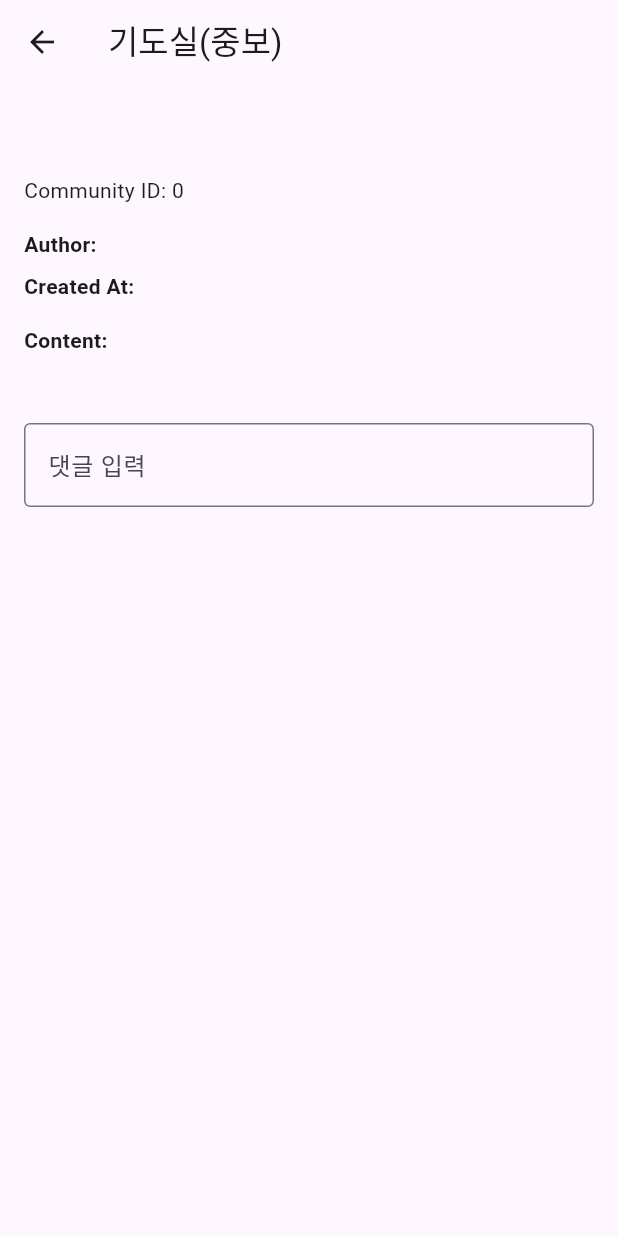
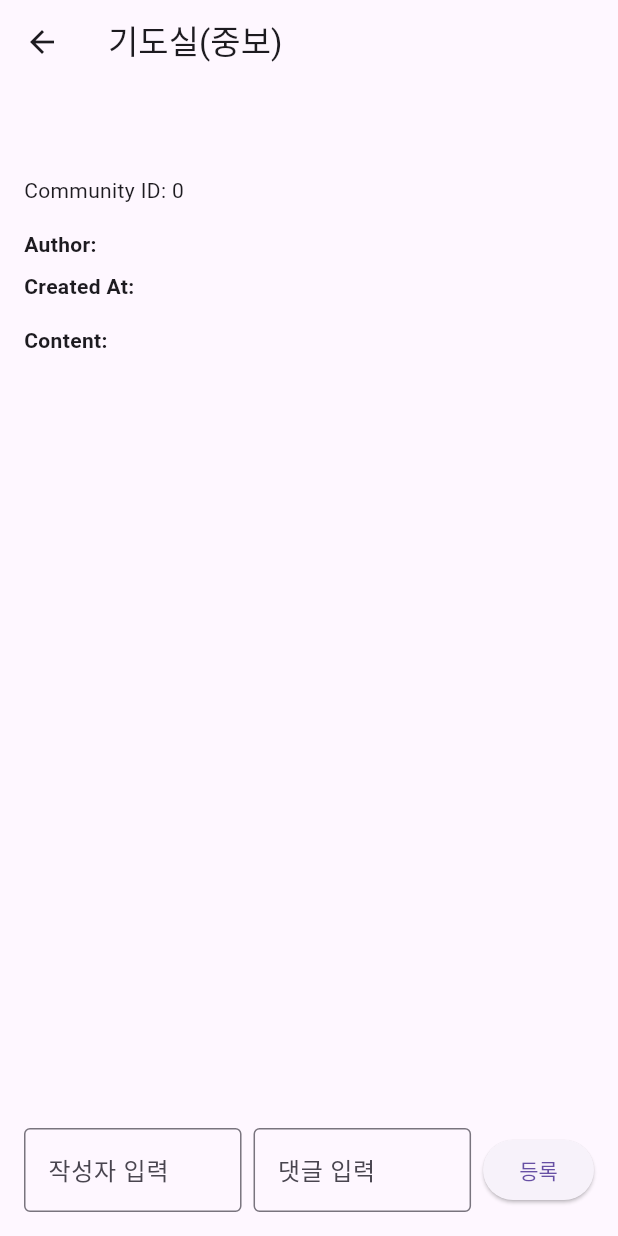
Before and after one commit to kys7442/ex8, a Flutter app: the CommunityDetailPage screen opened directly with empty values, on a phone screen of 412 x 824 dp. Run offline on Flutter 3.47's test engine with Material 3 defaults, Android fonts, the phone set to English and light mode, and no system bars; our stand-ins replace flutter_dotenv, google_mobile_ads, shared_preferences; accounts and stored records are empty; network calls fail.

Commit message:
댓글기능 추가

```diff
--- a/lib/screens/community_detail_page.dart
+++ b/lib/screens/community_detail_page.dart
@@ -2,6 +2,7 @@ import 'package:flutter/material.dart';
 import 'package:http/http.dart' as http;
 import 'dart:convert';
 import 'package:shared_preferences/shared_preferences.dart';
+import 'package:flutter_dotenv/flutter_dotenv.dart';
 
 class CommunityDetailPage extends StatefulWidget {
   final int communityId;
@@ -26,6 +27,9 @@ class CommunityDetailPage extends StatefulWidget {
 class CommunityDetailPageState extends State<CommunityDetailPage> {
   List<Map<String, dynamic>> comments = [];
   bool isLoggedIn = false; // 로그인 여부를 확인하는 변수
+  final TextEditingController _commentController = TextEditingController();
+  final TextEditingController _authorController =
+      TextEditingController(); // 작성자 입력 컨트롤러 추가
 
   @override
   void initState() {
@@ -37,11 +41,13 @@ class CommunityDetailPageState extends State<CommunityDetailPage> {
   Future<void> fetchComments() async {
     try {
       final response = await http.get(Uri.parse(
-          'https://example.com/api/community_comments?communityId=${widget.communityId}'));
+          '${dotenv.env['API_BASE_URL']}/api/community_comments?communityId=${widget.communityId}'));
       if (response.statusCode == 200) {
         final List<dynamic> data = json.decode(response.body);
         setState(() {
           comments = List<Map<String, dynamic>>.from(data);
+          comments.sort(
+              (a, b) => a['created_at'].compareTo(b['created_at'])); // 오름차순 정렬
         });
       }
     } catch (e) {
@@ -67,6 +73,21 @@ class CommunityDetailPageState extends State<CommunityDetailPage> {
         child: Column(
           crossAxisAlignment: CrossAxisAlignment.start,
           children: [
+            _buildPostContent(), // 본문 영역
+            SizedBox(height: 16),
+            _buildCommentsSection(), // 댓글 영역
+            SizedBox(height: 16),
+            _buildCommentInput(), // 댓글 입력 영역
+          ],
+        ),
+      ),
+    );
+  }
+
+  Widget _buildPostContent() {
+    return Column(
+      crossAxisAlignment: CrossAxisAlignment.start,
+      children: [
         Text(widget.title,
             style: TextStyle(fontSize: 20, fontWeight: FontWeight.bold)),
         SizedBox(height: 16),
@@ -81,41 +102,79 @@ class CommunityDetailPageState extends State<CommunityDetailPage> {
         Text('Content:', style: TextStyle(fontWeight: FontWeight.bold)),
         SizedBox(height: 8),
         Text(widget.content),
-            SizedBox(height: 16),
-            if (isLoggedIn) ...[
-              TextField(
-                decoration: InputDecoration(
-                  labelText: '댓글 입력',
-                  border: OutlineInputBorder(),
-                ),
-                onSubmitted: (value) {
-                  // 댓글 제출 로직 추가
-                },
-              ),
-              SizedBox(height: 16),
-            ] else ...[
-              Text(
-                '로그인 하시면 댓글을 달 수 있습니다.',
-                style: TextStyle(color: Colors.grey),
-              ),
-              SizedBox(height: 16),
       ],
-            Expanded(
+    );
+  }
+
+  Widget _buildCommentsSection() {
+    return Expanded(
       child: ListView.builder(
         itemCount: comments.length,
         itemBuilder: (context, index) {
           final comment = comments[index];
           return ListTile(
             title: Text(comment['content']),
-                    subtitle:
-                        Text('${comment['author']} - ${comment['created_at']}'),
+            subtitle: Text('${comment['author']} - ${comment['created_at']}'),
           );
         },
       ),
+    );
+  }
+
+  Widget _buildCommentInput() {
+    return Row(
+      children: [
+        Expanded(
+          child: TextField(
+            controller: _authorController,
+            decoration: InputDecoration(
+              labelText: '작성자 입력',
+              border: OutlineInputBorder(),
+            ),
+          ),
+        ),
+        SizedBox(width: 8),
+        Expanded(
+          child: TextField(
+            controller: _commentController,
+            decoration: InputDecoration(
+              labelText: '댓글 입력',
+              border: OutlineInputBorder(),
+            ),
+          ),
+        ),
+        SizedBox(width: 8),
+        ElevatedButton(
+          onPressed: () {
+            postComment(_commentController.text, _authorController.text);
+            _commentController.clear();
+            _authorController.clear();
+          },
+          child: Text('등록'),
         ),
       ],
-        ),
-      ),
     );
   }
+
+  Future<void> postComment(String content, String author) async {
+    try {
+      final response = await http.post(
+        Uri.parse('${dotenv.env['API_BASE_URL']}/api/community_comments'),
+        headers: {'Content-Type': 'application/json'},
+        body: json.encode({
+          'communityId': widget.communityId.toString(),
+          'author': author, // 입력된 작성자 이름 사용
+          'content': content,
+        }),
+      );
+
+      if (response.statusCode == 201) {
+        fetchComments(); // 댓글 목록 갱신
+      } else {
+        // 에러 처리
       }
+    } catch (e) {
+      // 에러 처리
+    }
+  }
+}
--- a/lib/screens/community_page.dart
+++ b/lib/screens/community_page.dart
@@ -178,7 +178,7 @@ class CommunityPageState extends State<CommunityPage> {
                       final community = communities[index];
                       return ListTile(
                         title: Text(
-                          '${community['title']} - ${_getMaskedAuthor(community['author'])} - ${_formatDate(community['created_at'])}',
+                          '${community['title']} (${community['comments_count']}) - ${_getMaskedAuthor(community['author'])} - ${_formatDate(community['created_at'])}',
                         ),
                         onTap: () {
                           Navigator.push(
```
Also changed, not shown: 1 other file. Lines whose indentation alone changed are shown as unchanged.
